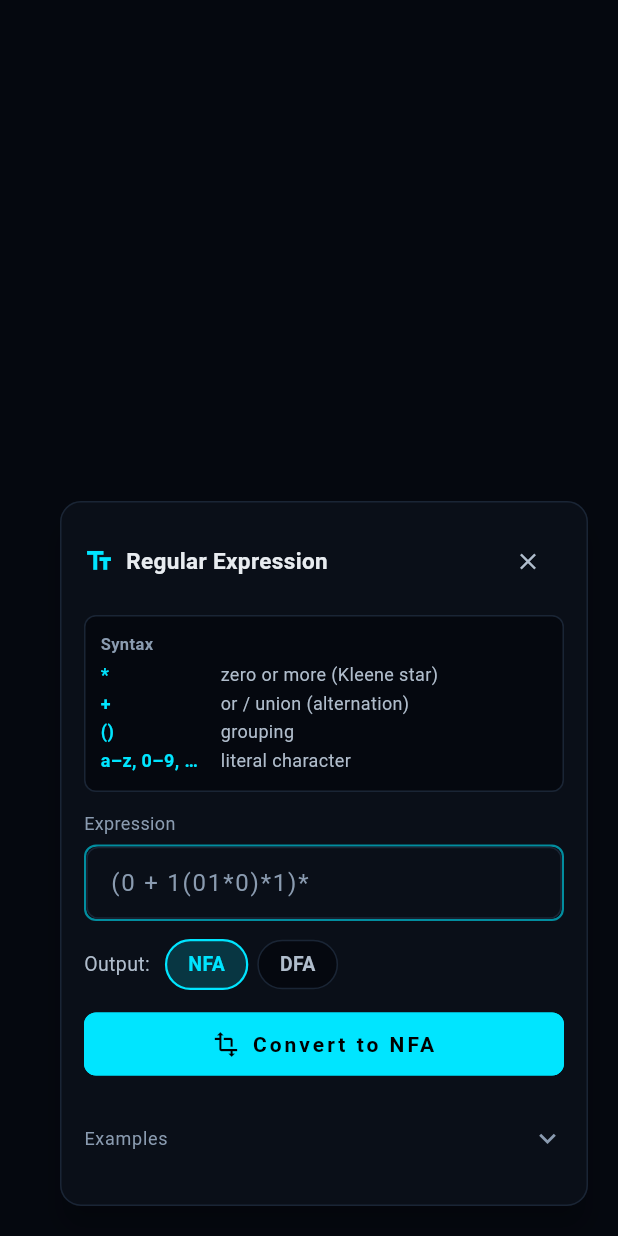
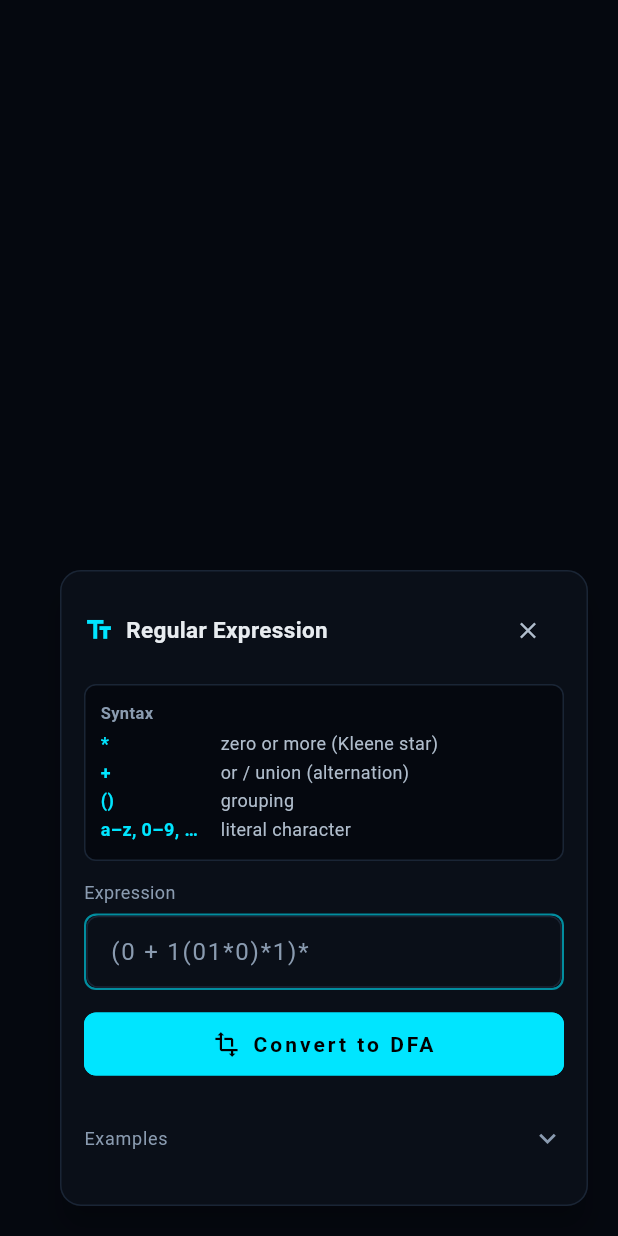
Before and after one commit to shaunramsey/FAExplorer, a Flutter app: the RegexPanel widget shown alone on an empty page, opened directly with empty values, on a phone screen of 412 x 824 dp. Run offline on Flutter 3.47's test engine with Material 3 defaults, Android fonts, the light colour scheme and no system bars; our stand-ins replace cloud_firestore, file_picker, firebase_auth, firebase_core, google_fonts, shared_preferences; accounts and stored records are empty.

Commit message:
regex only has convert to dfa as an option and the regex panel stays up incase you want to make any edits

```diff
--- a/lib/automata_screen.dart
+++ b/lib/automata_screen.dart
@@ -594,9 +594,11 @@ class _AutomataScreenState extends State<AutomataScreen> with WidgetsBindingObse
       automataMode: AutomataMode.ndfa,   // always simulate as NDFA/DFA
     );
     _applyGraphState(state);
+    // Keep the regex panel open and stay in regex mode so the user can
+    // tweak the expression and re-convert without reopening the panel.
     setState(() {
-      _automataMode = AutomataMode.ndfa;
-      _showRegexPanel = false;          // collapse the panel after conversion
+      _automataMode = AutomataMode.regex;
+      _showRegexPanel = true;
     });
     _schedulePersist();
   }
--- a/lib/widgets/regex_panel.dart
+++ b/lib/widgets/regex_panel.dart
@@ -2,7 +2,7 @@
 //  regex_panel.dart
 //
 //  Floating panel shown when the automata mode is set to RegEx.
-//  Lets the user type a simple regex and convert it to an NFA or DFA
+//  Lets the user type a simple regex and convert it to a DFA
 //  that is displayed on the canvas.
 //
 //  Supported syntax:
@@ -32,7 +32,7 @@ typedef RegexConvertCallback = void Function(RegexConversionResult result, bool
 // ─── Panel widget ─────────────────────────────────────────────────────────────
 
 class RegexPanel extends StatefulWidget {
-  /// Called when the user clicks "Convert to NFA" or "Convert to DFA".
+  /// Called when the user clicks "Convert to DFA".
   /// The parent screen is responsible for loading the resulting graph.
   final RegexConvertCallback onConvert;
 
@@ -62,7 +62,6 @@ class RegexPanel extends StatefulWidget {
 class _RegexPanelState extends State<RegexPanel> {
   final TextEditingController _ctrl = TextEditingController();
   String? _error;
-  bool _isDfa = false; // toggle: NFA (false) or DFA (true)
 
   @override
   void initState() {
@@ -71,6 +70,26 @@ class _RegexPanelState extends State<RegexPanel> {
       _ctrl.text = widget.initialText!;
       // Notify the parent that the seed has been consumed so it doesn't
       // re-apply it on the next rebuild.
+      WidgetsBinding.instance.addPostFrameCallback((_) {
+        widget.onInitialTextConsumed?.call();
+      });
+    }
+  }
+
+  /// Picks up a new [initialText] when the panel is already mounted — this
+  /// happens when the user loads a derived regex from the FA→Regex dialog
+  /// while the Regex Panel is already visible.
+  @override
+  void didUpdateWidget(RegexPanel oldWidget) {
+    super.didUpdateWidget(oldWidget);
+    final incoming = widget.initialText;
+    if (incoming != null &&
+        incoming.isNotEmpty &&
+        incoming != oldWidget.initialText) {
+      setState(() {
+        _ctrl.text = incoming;
+        _error = null;
+      });
       WidgetsBinding.instance.addPostFrameCallback((_) {
         widget.onInitialTextConsumed?.call();
       });
@@ -92,7 +111,7 @@ class _RegexPanelState extends State<RegexPanel> {
       return;
     }
 
-    final result = _isDfa ? regexToDfa(pattern) : regexToNfa(pattern);
+    final result = regexToDfa(pattern);
 
     if (result.isError) {
       setState(() => _error = result.error);
@@ -100,7 +119,7 @@ class _RegexPanelState extends State<RegexPanel> {
     }
 
     setState(() => _error = null);
-    widget.onConvert(result, _isDfa);
+    widget.onConvert(result, true);
   }
 
   @override
@@ -236,35 +255,6 @@ class _RegexPanelState extends State<RegexPanel> {
 
                   const SizedBox(height: 12),
 
-                  // ── NFA / DFA toggle ───────────────────────────────────
-                  Row(
-                    children: [
-                      Text(
-                        'Output:',
-                        style: GoogleFonts.courierPrime(
-                          fontSize: 13,
-                          color: theme.textMid,
-                        ),
-                      ),
-                      const SizedBox(width: 10),
-                      _ModeChip(
-                        label: 'NFA',
-                        selected: !_isDfa,
-                        onTap: () => setState(() => _isDfa = false),
-                        theme: theme,
-                      ),
-                      const SizedBox(width: 6),
-                      _ModeChip(
-                        label: 'DFA',
-                        selected: _isDfa,
-                        onTap: () => setState(() => _isDfa = true),
-                        theme: theme,
-                      ),
-                    ],
-                  ),
-
-                  const SizedBox(height: 12),
-
                   // ── Convert button ─────────────────────────────────────
                   FilledButton.icon(
                     onPressed: _convert,
@@ -278,7 +268,7 @@ class _RegexPanelState extends State<RegexPanel> {
                     ),
                     icon: const Icon(Icons.transform, size: 18),
                     label: Text(
-                      _isDfa ? 'Convert to DFA' : 'Convert to NFA',
+                      'Convert to DFA',
                       style: GoogleFonts.courierPrime(
                         fontWeight: FontWeight.bold,
                         fontSize: 14,
@@ -405,47 +395,6 @@ class _SyntaxRow extends StatelessWidget {
   }
 }
 
-class _ModeChip extends StatelessWidget {
-  final String label;
-  final bool selected;
-  final VoidCallback onTap;
-  final AppThemeNotifier theme;
-
-  const _ModeChip({
-    required this.label,
-    required this.selected,
-    required this.onTap,
-    required this.theme,
-  });
-
-  @override
-  Widget build(BuildContext context) {
-    return GestureDetector(
-      onTap: onTap,
-      child: AnimatedContainer(
-        duration: const Duration(milliseconds: 150),
-        padding: const EdgeInsets.symmetric(horizontal: 14, vertical: 6),
-        decoration: BoxDecoration(
-          color: selected ? theme.accent.withOpacity(0.18) : theme.bg,
-          borderRadius: BorderRadius.circular(20),
-          border: Border.all(
-            color: selected ? theme.accent : theme.borderMid,
-            width: selected ? 1.5 : 1,
-          ),
-        ),
-        child: Text(
-          label,
-          style: GoogleFonts.courierPrime(
-            fontSize: 13,
-            fontWeight: FontWeight.bold,
-            color: selected ? theme.accent : theme.textMid,
-          ),
-        ),
-      ),
-    );
-  }
-}
-
 class _ExampleTile extends StatelessWidget {
   final String pattern;
   final String desc;
```
